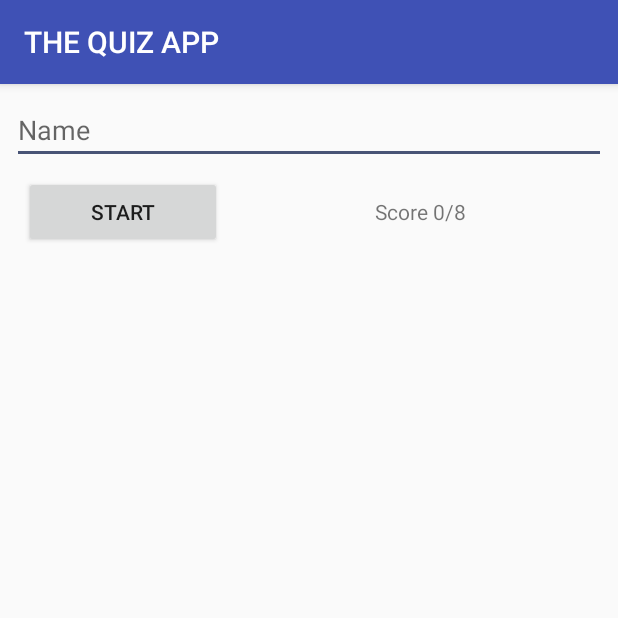
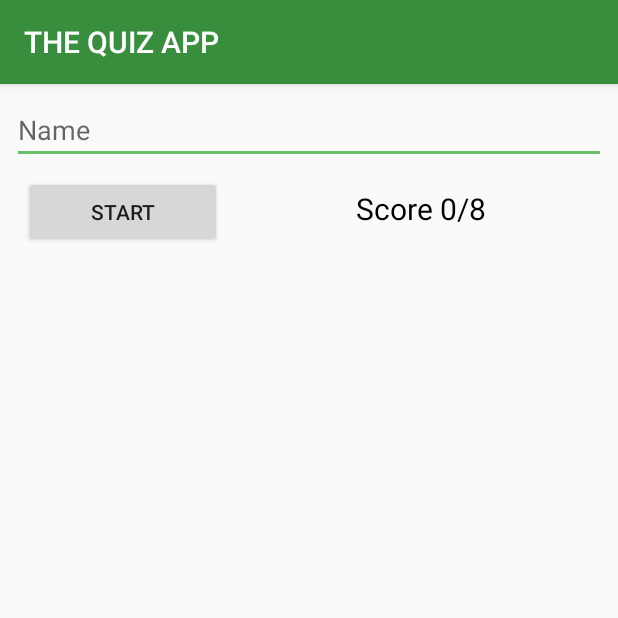
Before and after one commit to jrforbes24/the_quiz_app, an Android app: the screen it shows after launch (MainActivity), on a phone screen of 412 x 824 dp, the top half of it. Run offline under Robolectric (Android 15) with nearby library versions, the phone set to English and light mode, and no system bars.

Commit message:
added formatting and styling for score and question

```diff
--- a/app/src/main/java/com/jrforbes24/the_quiz_app/MainActivity.java
+++ b/app/src/main/java/com/jrforbes24/the_quiz_app/MainActivity.java
@@ -1,6 +1,7 @@
 package com.jrforbes24.the_quiz_app;
 
 import android.content.Context;
+import android.graphics.Color;
 import android.support.v7.app.AppCompatActivity;
 import android.os.Bundle;
 import android.view.KeyEvent;
@@ -47,9 +48,9 @@ public class MainActivity extends AppCompatActivity {
             {"radio", "5", "1", "3", "4", "3"},
             {"radio", "1 Mar 1994", "21 Oct 1991", "3 July 1984", "30 May 1995", "1"},
             {"check", "U2", "U2", "U2", "U2", "any"},
-            {"text", "alexandre dumas"},
+            {"text", "alexandre dumas", "The french spelling"},
             {"radio", "emily dickinson", "robert frost", "francis scott key", "andrew jackson", "2"},
-            {"text", "new horizons"},
+            {"text", "new horizons", "Answer"},
             {"radio", "alpha centauri a", "alpha centauri b", "proxima centauri", "the sun", "4"}
     };
     // this is an EditText variable theName that will hold the EditText state from the xml
@@ -345,7 +346,8 @@ public class MainActivity extends AppCompatActivity {
      */
     public void populateTextField(View view) {
         correctAnswer = answerArray[questionNumber][1];
-
+        EditText text_field = findViewById(R.id.the_answer_text);
+        text_field.setHint(answerArray[questionNumber][2]);
     }
 
     /*
--- a/app/src/main/res/layout/activity_main.xml
+++ b/app/src/main/res/layout/activity_main.xml
@@ -45,7 +45,9 @@
                 android:layout_height="wrap_content"
                 android:layout_weight="2"
                 android:text="@string/beggining_score"
-                android:textAlignment="center" />
+                android:textAlignment="center"
+                android:textSize="20sp"
+                android:textColor="#000000"/>
         </LinearLayout>
 
         <TextView
@@ -57,6 +59,8 @@
             android:gravity="center_vertical"
             android:layout_margin="16dp"
             android:visibility="gone"
+            android:textSize="20sp"
+            android:textColor="#000000"
             android:text="@string/the_question"/>
 
         <LinearLayout
--- a/app/src/main/res/values/colors.xml
+++ b/app/src/main/res/values/colors.xml
@@ -1,6 +1,6 @@
 <?xml version="1.0" encoding="utf-8"?>
 <resources>
-    <color name="colorPrimary">#3F51B5</color>
-    <color name="colorPrimaryDark">#303F9F</color>
-    <color name="colorAccent">#485476</color>
+    <color name="colorPrimary">#388e3c</color>
+    <color name="colorPrimaryDark">#00600f</color>
+    <color name="colorAccent">#6abf69</color>
 </resources>
--- a/app/src/main/res/values/strings.xml
+++ b/app/src/main/res/values/strings.xml
@@ -11,7 +11,7 @@
     <!--This will show the quiz score example: Score 5/10-->
     <string name="quiz_score">Score <xliff:g example="5" id="number_right">%d</xliff:g>/8</string>
     <!--Question text field - Example: Question: What is the highest mountain in the world? -->
-    <string name="the_question">Question: <xliff:g example="How many wars did Colonel Potter fight in?" id="question_text">%s</xliff:g></string>
+    <string name="the_question">Q:<xliff:g example="How many wars did Colonel Potter fight in?" id="question_text">%s</xliff:g></string>
     <!--hint for the text answer field-->
     <string name="the_answer_hint">Answer</string>
     <!--Radio button field one - Example: "Francis Scott Key"-->
```
